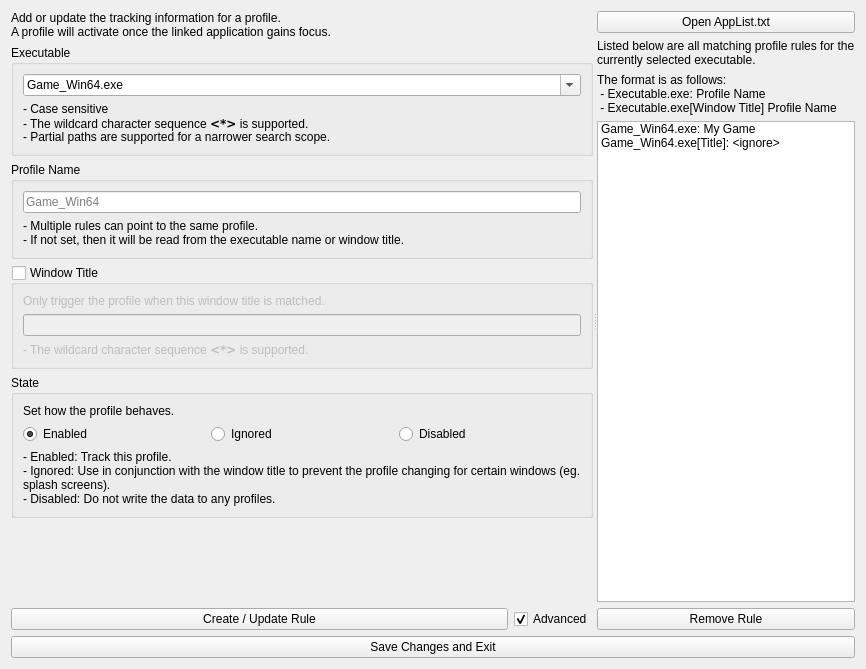
The window that mousetracks2/gui/ui/applist.ui (huntfx/MouseTracks) describes before a commit, drawn with Qt 5.
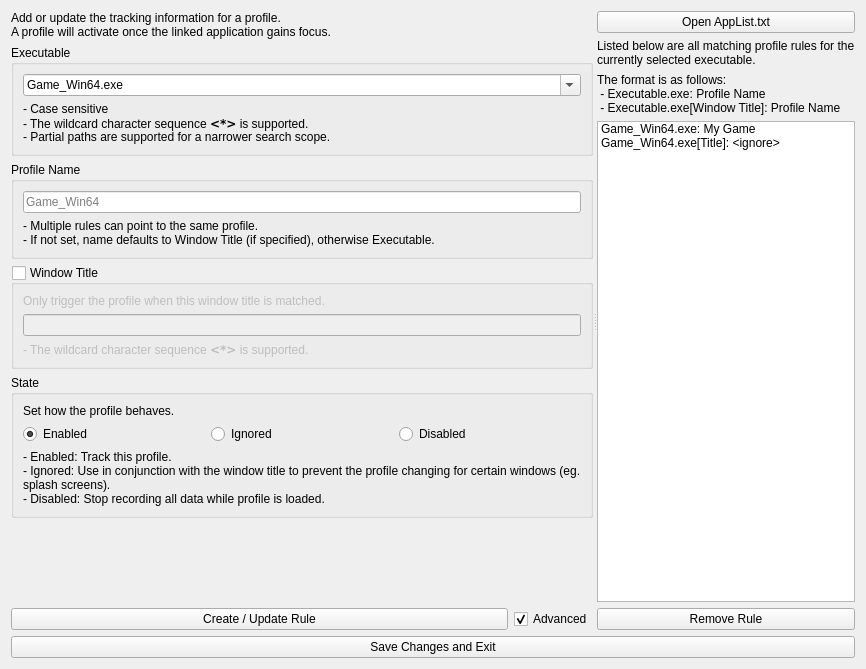
The same window after the commit.

```diff
--- a/mousetracks2/gui/ui/applist.ui
+++ b/mousetracks2/gui/ui/applist.ui
@@ -102,7 +102,7 @@
             </property>
             <property name="text">
              <string>- Multiple rules can point to the same profile.
-- If not set, then it will be read from the executable name or window title.</string>
+- If not set, name defaults to Window Title (if specified), otherwise Executable.</string>
             </property>
             <property name="wordWrap">
              <bool>true</bool>
@@ -209,7 +209,7 @@
             <property name="text">
              <string>- Enabled: Track this profile.
 - Ignored: Use in conjunction with the window title to prevent the profile changing for certain windows (eg. splash screens).
-- Disabled: Do not write the data to any profiles.</string>
+- Disabled: Stop recording all data while profile is loaded.</string>
             </property>
             <property name="wordWrap">
              <bool>true</bool>
@@ -294,7 +294,7 @@
          <property name="text">
           <string>The format is as follows:
  - Executable.exe: Profile Name
- - Executable.exe[Window Title] Profile Name</string>
+ - Executable.exe[Window Title]: Profile Name</string>
          </property>
          <property name="wordWrap">
           <bool>true</bool>
```
Left out of the diff: 7 changed lines with no effect on the pictures.
